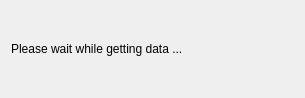
Old version of the form branches/vlc-record_qt4/forms/qwaitwidget.ui in the repository code-google-com/vlc-record.
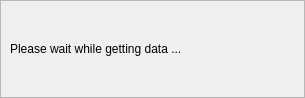
New version of the form.

Commit message: - add thin border to wait splash screen

The edit to the form file:
```diff
--- a/branches/vlc-record_qt4/forms/qwaitwidget.ui
+++ b/branches/vlc-record_qt4/forms/qwaitwidget.ui
@@ -13,6 +13,30 @@
   <property name="windowTitle">
    <string>Form</string>
   </property>
+  <layout class="QVBoxLayout" name="verticalLayout">
+   <property name="spacing">
+    <number>0</number>
+   </property>
+   <property name="leftMargin">
+    <number>0</number>
+   </property>
+   <property name="topMargin">
+    <number>0</number>
+   </property>
+   <property name="rightMargin">
+    <number>0</number>
+   </property>
+   <property name="bottomMargin">
+    <number>0</number>
+   </property>
+   <item>
+    <widget class="QFrame" name="frame">
+     <property name="frameShape">
+      <enum>QFrame::StyledPanel</enum>
+     </property>
+     <property name="frameShadow">
+      <enum>QFrame::Raised</enum>
+     </property>
   <layout class="QHBoxLayout" name="horizontalLayout">
    <item>
     <widget class="QLabel" name="labWhat">
@@ -41,6 +65,9 @@
      <property name="text">
       <string/>
      </property>
+       </widget>
+      </item>
+     </layout>
     </widget>
    </item>
   </layout>
```
Lines whose indentation alone changed are shown as unchanged.
